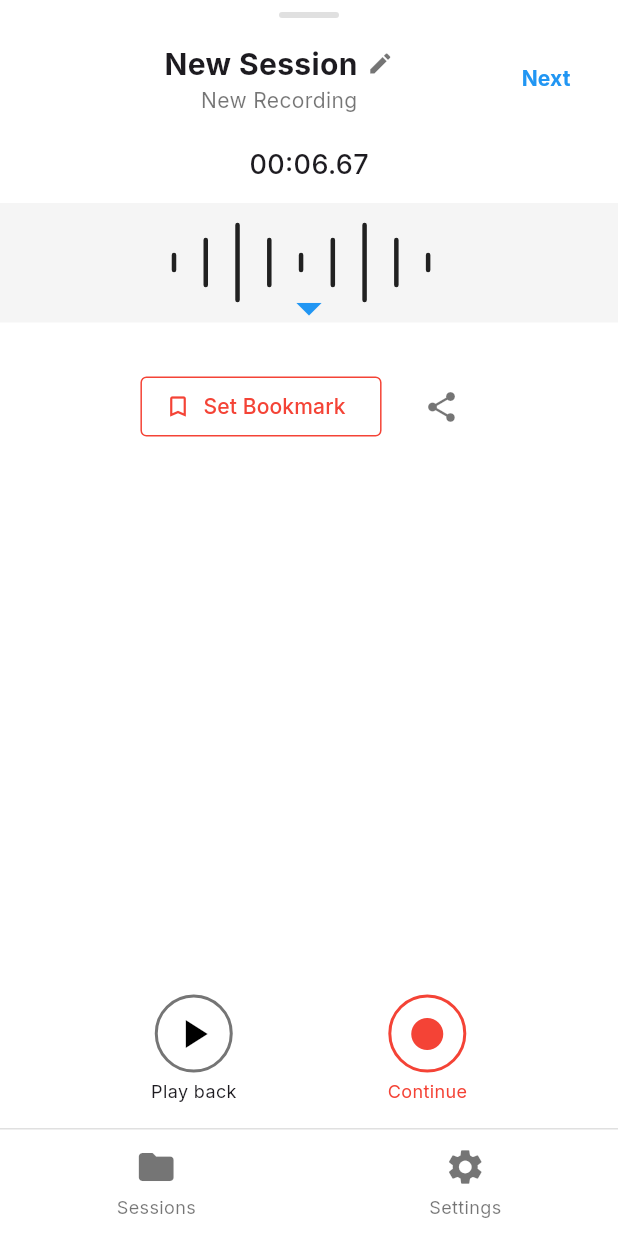
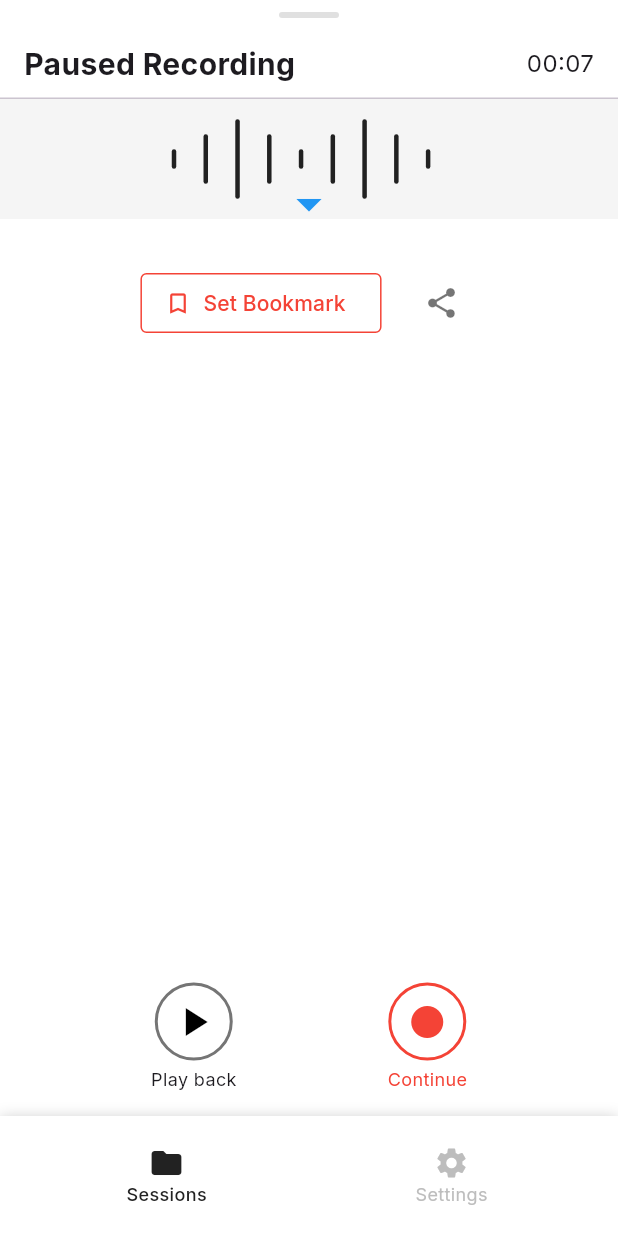
Before and after one commit to Najaf555/cord-app, a Flutter app: the PausedRecording screen opened directly, on a phone screen of 412 x 824 dp. Run offline on Flutter 3.47's test engine with Material 3 defaults, Android fonts, the phone set to English and light mode, and no system bars; our stand-ins replace flutter_slidable, get; project files that could hold a hidden picture were left out.

Commit message:
Resolved all issues with the bottom navigation bar screens

```diff
--- a/lib/views/main_navigation.dart
+++ b/lib/views/main_navigation.dart
@@ -10,7 +10,10 @@ import '../views/new_recording.dart';
 class MainNavigation extends StatelessWidget {
   MainNavigation({super.key});
 
-  final NavigationController navController = Get.put(NavigationController());
+  final NavigationController navController = Get.put(
+    NavigationController(),
+    permanent: true,
+  );
 
   final List<Widget> _pages = [SessionsView(), const SettingsView()];
 
@@ -19,7 +22,8 @@ class MainNavigation extends StatelessWidget {
     return Obx(
       () => Scaffold(
         resizeToAvoidBottomInset: false,
-        body: Obx(() {
+        body: SafeArea(
+          child: Obx(() {
             if (navController.currentSession.value != null) {
               // If a session is selected, show SessionDetailView
               return GetBuilder<SessionDetailController>(
@@ -33,6 +37,7 @@ class MainNavigation extends StatelessWidget {
               return _pages[navController.selectedIndex.value];
             }
           }),
+        ),
         floatingActionButton: SizedBox(
           height: 64,
           width: 64,
@@ -42,9 +47,8 @@ class MainNavigation extends StatelessWidget {
                 context: context,
                 isScrollControlled: true,
                 backgroundColor: Colors.transparent,
-                builder: (context) => SizedBox.expand(
-                  child: NewRecordingScreen(),
-                ),
+                builder:
+                    (context) => SizedBox.expand(child: NewRecordingScreen()),
               );
             },
             elevation: 0,
--- a/lib/views/new_recording.dart
+++ b/lib/views/new_recording.dart
@@ -1,14 +1,21 @@
 import 'package:flutter/material.dart';
+import 'package:get/get.dart';
 import 'settings_view.dart';
 import 'sessions_view.dart';
 import 'paused_recording.dart';
+import '../controllers/navigation_controller.dart';
+import 'main_navigation.dart';
 
 class NewRecordingScreen extends StatelessWidget {
   const NewRecordingScreen({super.key});
 
   @override
   Widget build(BuildContext context) {
-    return Scaffold(
+    final NavigationController navController = Get.find<NavigationController>();
+
+    return ClipRRect(
+      borderRadius: const BorderRadius.vertical(top: Radius.circular(24.0)),
+      child: Scaffold(
         backgroundColor: Colors.white,
         bottomNavigationBar: Stack(
           children: [
@@ -17,7 +24,7 @@ class NewRecordingScreen extends StatelessWidget {
               top: 0,
               left: 0,
               right: 0,
-            child: Container(height: 2, color: Color(0xFFE0E0E0)),
+              child: Container(height: 2, color: const Color(0xFFE0E0E0)),
             ),
             // Shadow overlay just below the border line
             Positioned(
@@ -48,33 +55,27 @@ class NewRecordingScreen extends StatelessWidget {
                   highlightColor: Colors.transparent,
                   splashColor: Colors.transparent,
                 ),
-              child: BottomNavigationBar(
+                child: Obx(
+                  () => BottomNavigationBar(
                     backgroundColor: Colors.white,
                     elevation: 0,
                     type: BottomNavigationBarType.fixed,
-                selectedItemColor: Color(0xFF222222),
-                unselectedItemColor: Color(0xFFBDBDBD),
-                selectedLabelStyle: TextStyle(
+                    selectedItemColor: const Color(0xFF222222),
+                    unselectedItemColor: const Color(0xFFBDBDBD),
+                    selectedLabelStyle: const TextStyle(
                       fontFamily: 'Inter',
                       fontWeight: FontWeight.w500,
                       fontSize: 12,
                     ),
-                unselectedLabelStyle: TextStyle(
+                    unselectedLabelStyle: const TextStyle(
                       fontFamily: 'Inter',
                       fontWeight: FontWeight.w400,
                       fontSize: 12,
                     ),
-                currentIndex: 1, // Sessions tab selected by default
+                    currentIndex: navController.selectedIndex.value,
                     onTap: (index) {
-                  if (index == 0) {
-                    Navigator.of(context).pushReplacement(
-                      MaterialPageRoute(builder: (context) => SessionsView()),
-                    );
-                  } else if (index == 1) {
-                    Navigator.of(context).pushReplacement(
-                      MaterialPageRoute(builder: (context) => SettingsView()),
-                    );
-                  }
+                      Navigator.of(context).pop(); // Dismiss the modal
+                      navController.changeTab(index);
                     },
                     items: const [
                       BottomNavigationBarItem(
@@ -89,6 +90,7 @@ class NewRecordingScreen extends StatelessWidget {
                   ),
                 ),
               ),
+            ),
           ],
         ),
         floatingActionButton: SizedBox(
@@ -100,16 +102,20 @@ class NewRecordingScreen extends StatelessWidget {
                 context: context,
                 isScrollControlled: true,
                 backgroundColor: Colors.transparent,
-              builder: (context) => SizedBox.expand(
+                builder: (context) => Container(
+                  decoration: BoxDecoration(
+                    color: Colors.white,
+                    borderRadius: BorderRadius.vertical(top: Radius.circular(24)),
+                  ),
                   child: PausedRecording(),
                 ),
               );
             },
             elevation: 0,
-          backgroundColor: const Color.fromARGB(255, 255, 255, 255),
+            backgroundColor: Colors.white,
             shape: const CircleBorder(),
             child: Image.asset(
-            'images/linemdpause.png',
+              'assets/images/centerButton.png',
               width: 64,
               height: 64,
               fit: BoxFit.contain,
@@ -282,6 +288,7 @@ class NewRecordingScreen extends StatelessWidget {
             ],
           ),
         ),
+      ),
     );
   }
 }
--- a/lib/views/paused_recording.dart
+++ b/lib/views/paused_recording.dart
@@ -1,13 +1,20 @@
 import 'package:flutter/material.dart';
+import 'package:get/get.dart';
+import '../controllers/navigation_controller.dart';
+import 'main_navigation.dart';
 
 class PausedRecording extends StatelessWidget {
   const PausedRecording({super.key});
 
   @override
   Widget build(BuildContext context) {
-    return Container(
-      color: Colors.white,
-      child: SafeArea(
+    final NavigationController navController = Get.find<NavigationController>();
+
+    return ClipRRect(
+      borderRadius: const BorderRadius.vertical(top: Radius.circular(24.0)),
+      child: Scaffold(
+        backgroundColor: Colors.white,
+        body: SafeArea(
           child: Column(
             mainAxisSize: MainAxisSize.min,
             children: [
@@ -26,54 +33,20 @@ class PausedRecording extends StatelessWidget {
                 ),
               ),
               // Header
-            Padding(
-              padding: const EdgeInsets.symmetric(horizontal: 16, vertical: 8),
+              const Padding(
+                padding: EdgeInsets.symmetric(horizontal: 16, vertical: 8),
                 child: Row(
                   mainAxisAlignment: MainAxisAlignment.spaceBetween,
                   children: [
-                  const SizedBox(width: 24), // Placeholder for symmetry
-                  Column(
-                    children: [
-                      Row(
-                        children: [
-                          const Text(
-                            'New Session',
-                            style: TextStyle(
-                              fontSize: 20,
-                              fontWeight: FontWeight.bold,
-                            ),
-                          ),
-                          const SizedBox(width: 6),
-                          Icon(Icons.edit, size: 18, color: Colors.black54),
-                        ],
-                      ),
-                      const Text(
-                        'New Recording',
-                        style: TextStyle(fontSize: 14, color: Colors.black54),
-                      ),
-                    ],
-                  ),
-                  TextButton(
-                    onPressed: () {},
-                    child: const Text(
-                      'Next',
-                      style: TextStyle(
-                        color: Colors.blue,
-                        fontWeight: FontWeight.bold,
-                      ),
-                    ),
-                  ),
+                    Text('Paused Recording',
+                        style:
+                            TextStyle(fontSize: 20, fontWeight: FontWeight.bold)),
+                    Text('00:07', style: TextStyle(fontSize: 16)),
                   ],
                 ),
               ),
-            // Timer
-            const SizedBox(height: 12),
-            const Text(
-              '00:06.67',
-              style: TextStyle(fontSize: 18, fontWeight: FontWeight.w500),
-            ),
-            // Waveform and blue arrow
-            const SizedBox(height: 12),
+              const Divider(height: 1),
+              // Waveform
               Stack(
                 alignment: Alignment.bottomCenter,
                 children: [
@@ -89,7 +62,7 @@ class PausedRecording extends StatelessWidget {
                       ),
                     ),
                   ),
-                Positioned(
+                  const Positioned(
                     bottom: -10,
                     child: Icon(
                       Icons.arrow_drop_down,
@@ -143,7 +116,11 @@ class PausedRecording extends StatelessWidget {
                             border: Border.all(color: Colors.black54, width: 2),
                           ),
                           child: IconButton(
-                          icon: const Icon(Icons.play_arrow, color: Colors.black, size: 32),
+                            icon: const Icon(
+                              Icons.play_arrow,
+                              color: Colors.black,
+                              size: 32,
+                            ),
                             onPressed: () {},
                           ),
                         ),
@@ -160,40 +137,99 @@ class PausedRecording extends StatelessWidget {
                             border: Border.all(color: Colors.red, width: 2),
                           ),
                           child: IconButton(
-                          icon: const Icon(Icons.fiber_manual_record, color: Colors.red, size: 32),
+                            icon: const Icon(
+                              Icons.fiber_manual_record,
+                              color: Colors.red,
+                              size: 32,
+                            ),
                             onPressed: () {},
                           ),
                         ),
                         const SizedBox(height: 4),
-                      const Text('Continue', style: TextStyle(fontSize: 12, color: Colors.red)),
+                        const Text(
+                          'Continue',
+                          style: TextStyle(fontSize: 12, color: Colors.red),
+                        ),
                       ],
                     ),
                   ],
                 ),
               ),
-            // Bottom navigation bar
-            Container(
-              height: 72,
+            ],
+          ),
+        ),
+        bottomNavigationBar: Stack(
+          children: [
+            // Top border line
+            Positioned(
+              top: 0,
+              left: 0,
+              right: 0,
+              child: Container(height: 2, color: const Color(0xFFE0E0E0)),
+            ),
+            // Shadow overlay just below the border line
+            Positioned(
+              top: 1,
+              left: 0,
+              right: 0,
+              child: Container(
+                height: 12,
                 decoration: const BoxDecoration(
-                border: Border(top: BorderSide(color: Color(0xFFE0E0E0), width: 1)),
-                color: Colors.white,
-              ),
-              child: Row(
-                mainAxisAlignment: MainAxisAlignment.spaceAround,
-                children: [
-                  _BottomNavButton(
-                    icon: Icons.folder,
-                    label: 'Sessions',
-                    onTap: () {},
-                    selected: false,
-                  ),
-                  _BottomNavButton(
-                    icon: Icons.settings,
-                    label: 'Settings',
-                    onTap: () {},
-                    selected: false,
+                  boxShadow: [
+                    BoxShadow(
+                      color: Color(0x33000000),
+                      blurRadius: 8,
+                      offset: Offset(0, 0),
                     ),
                   ],
+                ),
+              ),
+            ),
+            // BottomAppBar with nav bar
+            BottomAppBar(
+              color: Colors.white,
+              elevation: 0,
+              notchMargin: 0,
+              child: Theme(
+                data: Theme.of(context).copyWith(
+                  splashFactory: NoSplash.splashFactory,
+                  highlightColor: Colors.transparent,
+                  splashColor: Colors.transparent,
+                ),
+                child: Obx(
+                  () => BottomNavigationBar(
+                    backgroundColor: Colors.white,
+                    elevation: 0,
+                    type: BottomNavigationBarType.fixed,
+                    selectedItemColor: const Color(0xFF222222),
+                    unselectedItemColor: const Color(0xFFBDBDBD),
+                    selectedLabelStyle: const TextStyle(
+                      fontFamily: 'Inter',
+                      fontWeight: FontWeight.w500,
+                      fontSize: 12,
+                    ),
+                    unselectedLabelStyle: const TextStyle(
+                      fontFamily: 'Inter',
+                      fontWeight: FontWeight.w400,
+                      fontSize: 12,
+                    ),
+                    currentIndex: navController.selectedIndex.value,
+                    onTap: (index) {
+                      Get.offAll(() => MainNavigation());
+                      Get.find<NavigationController>().changeTab(index);
+                    },
+                    items: const [
+                      BottomNavigationBarItem(
+                        icon: Icon(Icons.folder),
+                        label: 'Sessions',
+                      ),
+                      BottomNavigationBarItem(
+                        icon: Icon(Icons.settings),
+                        label: 'Settings',
+                      ),
+                    ],
+                  ),
+                ),
               ),
             ),
           ],
@@ -223,45 +259,3 @@ class _WaveformPainter extends CustomPainter {
   @override
   bool shouldRepaint(covariant CustomPainter oldDelegate) => false;
 }
-
-class _BottomNavButton extends StatelessWidget {
-  final IconData icon;
-  final String label;
-  final VoidCallback onTap;
-  final bool selected;
-  final Color? iconColor;
-
-  const _BottomNavButton({
-    required this.icon,
-    required this.label,
-    required this.onTap,
-    this.selected = false,
-    this.iconColor,
-  });
-
-  @override
-  Widget build(BuildContext context) {
-    return GestureDetector(
-      onTap: onTap,
-      child: Column(
-        mainAxisAlignment: MainAxisAlignment.center,
-        children: [
-          Icon(
-            icon,
-            color: iconColor ?? (selected ? Colors.black : Colors.black54),
-            size: 28,
-          ),
-          const SizedBox(height: 4),
-          Text(
-            label,
-            style: TextStyle(
-              color: selected ? Colors.black : Colors.black54,
-              fontSize: 12,
-              fontWeight: selected ? FontWeight.bold : FontWeight.normal,
-            ),
-          ),
-        ],
-      ),
-    );
-  }
-}
--- a/lib/views/sessions_view.dart
+++ b/lib/views/sessions_view.dart
@@ -2,8 +2,6 @@ import 'package:flutter/material.dart';
 import 'package:get/get.dart';
 import '../controllers/session_controller.dart';
 import '../controllers/navigation_controller.dart';
-import 'settings_view.dart';
-import 'session_detail_view.dart';
 // ✅ Import the settings screen
 
 class SessionsView extends StatefulWidget {
```
Also changed, not shown: lib/views/session_detail_view.dart (+6 -2 lines). Lines whose indentation alone changed are shown as unchanged.
